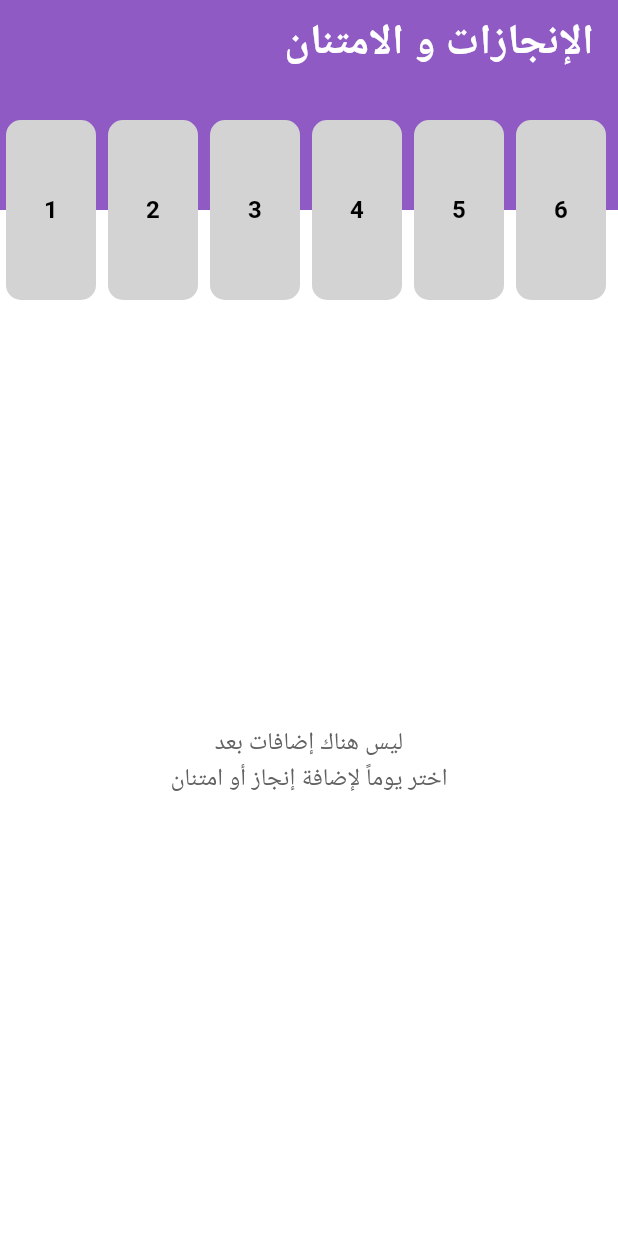
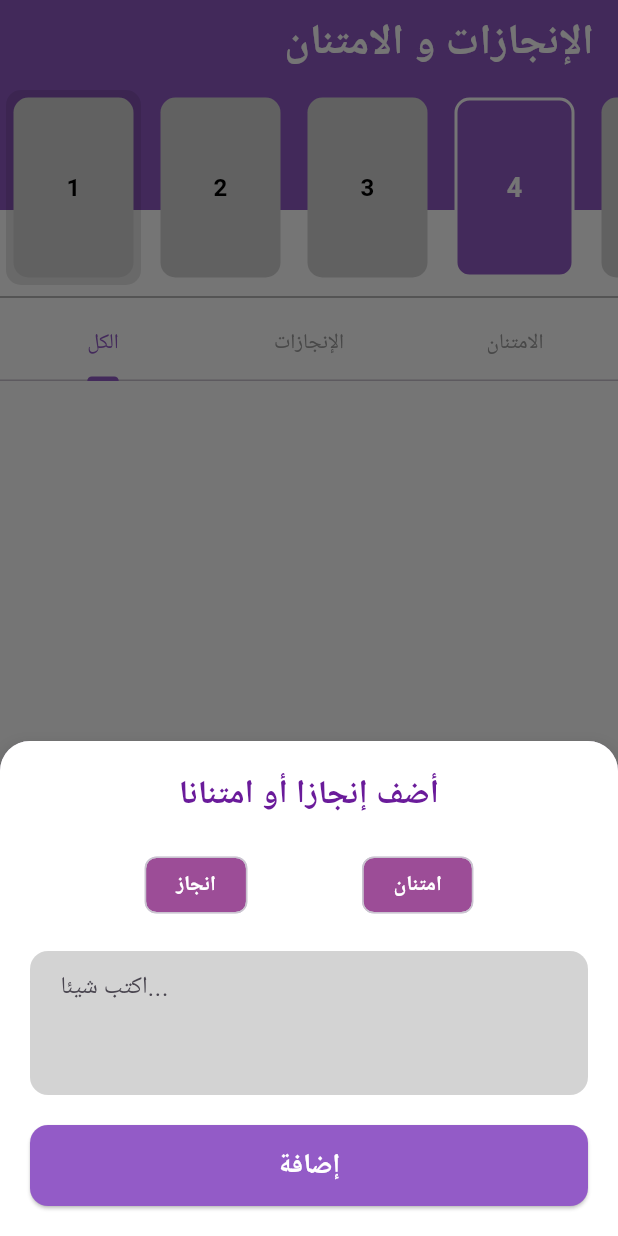
Before and after one commit to sohilaAreef/Rawah, a Flutter app: the screen it shows after launch, after a tap on an icon or button, on a phone screen of 412 x 824 dp. Run offline on Flutter 3.47's test engine with Material 3 defaults, Android fonts, the light colour scheme and no system bars.

```diff
--- a/lib/main.dart
+++ b/lib/main.dart
@@ -14,7 +14,7 @@ class MyApp extends StatelessWidget {
     return MaterialApp(
       title: 'Graduation Project',
       debugShowCheckedModeBanner: false,
-      home: const AchievementsScreen(),
+      home:  AchievementsScreen(),
       theme: ThemeData(
         primaryColor: AppColors.primary,
         scaffoldBackgroundColor: Colors.white,
--- a/lib/screens/achievements_screen.dart
+++ b/lib/screens/achievements_screen.dart
@@ -1,47 +1,87 @@
+import 'dart:async';
 import 'package:flutter/material.dart';
 import '../models/entry.dart';
 import '../widgets/add_entry_bottom_sheet.dart';
 import '../utils/app_colors.dart';
 
 class AchievementsScreen extends StatefulWidget {
-  const AchievementsScreen({Key? key}) : super(key: key);
+  const AchievementsScreen({super.key});
 
   @override
   _AchievementsScreenState createState() => _AchievementsScreenState();
 }
 
-class _AchievementsScreenState extends State<AchievementsScreen> {
+class _AchievementsScreenState extends State<AchievementsScreen> with SingleTickerProviderStateMixin {
   DateTime _selectedDate = DateTime.now();
   final List<Entry> _entries = [];
+  DateTime? _highlightedDate;
+
+  Future? _bottomSheetFuture;
+  Timer? _highlightTimer;
+
+  late TabController _tabController;
+
+  @override
+  void initState() {
+    super.initState();
+    _tabController = TabController(length: 3, vsync: this);
+  }
 
   void _onDayPressed(DateTime date) {
+    if (_bottomSheetFuture != null) return;
+
     setState(() {
       _selectedDate = date;
+      _highlightedDate = date;
     });
-    showModalBottomSheet(
+    _highlightTimer?.cancel();
+    _highlightTimer = Timer(const Duration(seconds: 1), () {
+      if (mounted) {
+        setState(() {
+          _highlightedDate = null;
+        });
+      }
+    });
+
+    _bottomSheetFuture = showModalBottomSheet(
       context: context,
-      isScrollControlled: true, // يسمح للـ bottom sheet بالتكيف مع ارتفاع الكيبورد
+      isScrollControlled: true,
       backgroundColor: const Color.fromARGB(211, 233, 222, 245),
       shape: const RoundedRectangleBorder(
         borderRadius: BorderRadius.vertical(top: Radius.circular(20)),
       ),
       builder: (context) => Padding(
-        // إضافة Padding للأسفل بناءً على ارتفاع الكيبورد
         padding: EdgeInsets.only(bottom: MediaQuery.of(context).viewInsets.bottom),
         child: AddEntryBottomSheet(
           selectedDate: _selectedDate,
           onEntryAdded: (entry) {
+            if (mounted) {
               setState(() {
                 _entries.add(entry);
               });
+            }
           },
         ),
       ),
-    );
+    ).whenComplete(() {
+      if (mounted) {
+        setState(() {
+          _bottomSheetFuture = null;
+        });
+      }
+    });
+  }
+
+  @override
+  void dispose() {
+    _highlightTimer?.cancel();
+    _tabController.dispose();
+    super.dispose();
   }
 
   @override
   Widget build(BuildContext context) {
+    final DateTime now = DateTime.now();
     return Scaffold(
       appBar: PreferredSize(
         preferredSize: const Size.fromHeight(140),
@@ -49,20 +89,17 @@ class _AchievementsScreenState extends State<AchievementsScreen> {
           clipBehavior: Clip.none,
           children: [
             AppBar(
-              centerTitle: true,
-              title: Row(
-                mainAxisAlignment: MainAxisAlignment.end,
-                children: [
-                  const Text(
+              centerTitle: false,
+              title: const Align(
+                alignment: Alignment.centerRight,
+                child: Text(
                   'الإنجازات و الامتنان',
-                    textAlign: TextAlign.right,
                   style: TextStyle(
                     color: Colors.white,
                     fontWeight: FontWeight.bold,
                     fontSize: 28,
                   ),
                 ),
-                ],
               ),
               backgroundColor: AppColors.accent,
               elevation: 2,
@@ -73,31 +110,68 @@ class _AchievementsScreenState extends State<AchievementsScreen> {
               left: 0,
               right: 0,
               child: SizedBox(
-                height: 120,
+                height: 150,
                 child: ListView.builder(
                   scrollDirection: Axis.horizontal,
                   itemCount: 6,
                   itemBuilder: (context, index) {
-                    final day = index + 1;
-                    return GestureDetector(
-                      onTap: () => _onDayPressed(
-                        DateTime(DateTime.now().year, DateTime.now().month, day),
-                      ),
+                    final int day = index + 1;
+                    final bool isToday = (now.day == day) &&
+                        (now.month == _selectedDate.month) &&
+                        (now.year == _selectedDate.year);
+
+                    final bool isHighlighted = _highlightedDate != null &&
+                        (_highlightedDate!.day == day) &&
+                        (_highlightedDate!.month == _selectedDate.month) &&
+                        (_highlightedDate!.year == _selectedDate.year);
+
+                    return Padding(
+                      padding: const EdgeInsets.symmetric(horizontal: 4),
+                      child: Material(
+                        color: Colors.transparent,
+                        borderRadius: BorderRadius.circular(10),
+                        child: InkWell(
+                          onTap: () {
+                            _onDayPressed(DateTime(_selectedDate.year, _selectedDate.month, day));
+                          },
+                          splashColor: Colors.black.withOpacity(0.5),
+                          borderRadius: BorderRadius.circular(10),
+                          child: Stack(
+                            alignment: Alignment.center,
+                            children: [
+                              AnimatedOpacity(
+                                opacity: isHighlighted ? 1.0 : 0.0,
+                                duration: const Duration(milliseconds: 300),
                                 child: Container(
-                        width: 60,
-                        margin: const EdgeInsets.symmetric(horizontal: 4),
+                                  width: 90,
+                                  height: 130,
                                   decoration: BoxDecoration(
-                          color: AppColors.lightGray,
+                                    color: Colors.black.withOpacity(0.3),
                                     borderRadius: BorderRadius.circular(10),
                                   ),
-                        child: Center(
+                                ),
+                              ),
+                              Container(
+                                width: 80,
+                                height: 120,
+                                decoration: BoxDecoration(
+                                  color: isToday ? AppColors.accent : AppColors.lightGray,
+                                  borderRadius: BorderRadius.circular(10),
+                                  border: isToday
+                                      ? Border.all(color: AppColors.secondary, width: 2)
+                                      : null,
+                                ),
+                                alignment: Alignment.center,
                                 child: Text(
                                   day.toString(),
-                            style: const TextStyle(
-                              fontSize: 16,
+                                  style: TextStyle(
+                                    fontSize: isToday ? 18 : 16,
                                     fontWeight: FontWeight.bold,
-                              color: AppColors.textPrimary,
+                                    color: isToday ? Colors.white : AppColors.textPrimary,
                                   ),
+                                ),
+                              ),
+                            ],
                           ),
                         ),
                       ),
@@ -109,29 +183,56 @@ class _AchievementsScreenState extends State<AchievementsScreen> {
           ],
         ),
       ),
-      // إزالة الـ SingleChildScrollView والتعامل مع التمرير باستخدام Expanded و ListView
-      body: Padding(
-        padding: const EdgeInsets.symmetric(horizontal: 16, vertical: 48),
-        child: Column(
+      body: Column(
         children: [
           const SizedBox(height: 50),
-            _entries.isEmpty
-                ? Expanded(
-                    child: Center(
+          const Divider(
+            color: Colors.grey,
+            thickness: 1.0,
+          ),
+          TabBar(
+            controller: _tabController,
+            labelColor: AppColors.accent,
+            unselectedLabelColor: Colors.grey,
+            indicatorColor: AppColors.accent,
+            tabs: const [
+              Tab(text: 'الكل'),
+              Tab(text: 'الإنجازات'),
+              Tab(text: 'الامتنان'),
+            ],
+          ),
+          Expanded(
+            child: TabBarView(
+              controller: _tabController,
+              children: [
+                _buildEntryList(_entries),
+                _buildEntryList(_entries.where((entry) => entry.type == EntryType.achievement).toList()),
+                _buildEntryList(_entries.where((entry) => entry.type == EntryType.gratitude).toList()),
+              ],
+            ),
+          ),
+        ],
+      ),
+    );
+  }
+
+  Widget _buildEntryList(List<Entry> entries) {
+    if (entries.isEmpty) {
+      return Center(
         child: Text(
           'ليس هناك إضافات بعد\nاختر يوماً لإضافة إنجاز أو امتنان',
           textAlign: TextAlign.center,
           style: TextStyle(color: Colors.grey[700], fontSize: 16),
         ),
-                    ),
-                  )
-                : Expanded(
-                    child: ListView.separated(
-                      itemCount: _entries.length,
-                      separatorBuilder: (context, index) => const Divider(),
+      );
+    }
+    return  ListView.builder(
+      itemCount: entries.length,
       itemBuilder: (context, index) {
-                        final entry = _entries[index];
-                        return Container(
+        final entry = entries[index];
+        return Padding(
+          padding: const EdgeInsets.symmetric(horizontal: 8, vertical: 6),
+          child: Container(
             padding: const EdgeInsets.all(8),
             decoration: BoxDecoration(
               color: AppColors.accent.withOpacity(0.3),
@@ -150,7 +251,8 @@ class _AchievementsScreenState extends State<AchievementsScreen> {
                     entry.type == EntryType.achievement ? 'إنجاز' : 'امتنان',
                     style: const TextStyle(
                       fontWeight: FontWeight.bold,
-                                      color: AppColors.accent),
+                      color: AppColors.accent,
+                    ),
                   ),
                   Container(
                     padding: const EdgeInsets.symmetric(horizontal: 8, vertical: 4),
@@ -170,13 +272,9 @@ class _AchievementsScreenState extends State<AchievementsScreen> {
                 style: const TextStyle(fontSize: 12, color: Colors.grey),
               ),
             ),
+          ),
         );
       },
-                    ),
-                  ),
-          ],
-        ),
-      ),
     );
   }
 }
--- a/lib/widgets/add_entry_bottom_sheet.dart
+++ b/lib/widgets/add_entry_bottom_sheet.dart
@@ -37,12 +37,12 @@ class _AddEntryBottomSheetState extends State<AddEntryBottomSheet> {
     return Container(
       padding: const EdgeInsets.all(20),
       decoration: BoxDecoration(
-        color: Colors.white, // الخلفية بيضاء
+        color: Colors.white,
         borderRadius: const BorderRadius.only(
           topLeft: Radius.circular(20),
           topRight: Radius.circular(20),
         ),
-        boxShadow: [ // تأثير الظل لإضفاء عمق
+        boxShadow: [
           BoxShadow(
             color: Colors.black.withOpacity(0.1),
             spreadRadius: 2,
@@ -56,7 +56,7 @@ class _AddEntryBottomSheetState extends State<AddEntryBottomSheet> {
         children: [
           const Text(
             'أضف إنجازا أو امتنانا',
-            style: TextStyle(fontSize: 22, fontWeight: FontWeight.bold, color: Color(0xFF6A1B9A)), // اللون البربل (الأرجواني) للعناوين
+            style: TextStyle(fontSize: 22, fontWeight: FontWeight.bold, color: Color(0xFF6A1B9A)),
           ),
           const SizedBox(height: 20),
           Row(
```
Lines whose indentation alone changed are shown as unchanged.
